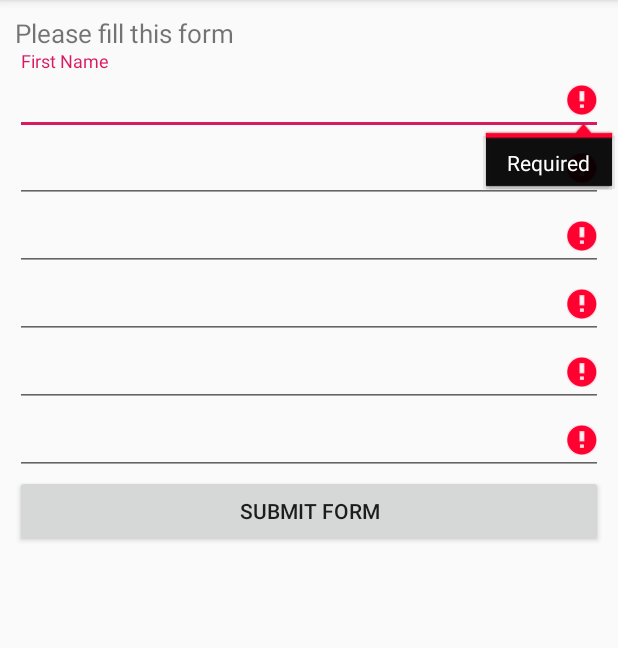
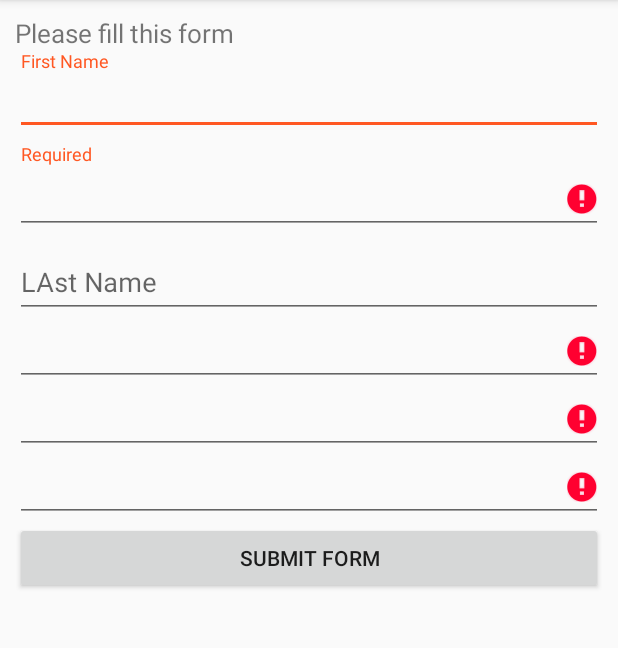
Before and after one commit to Drabu/FormValidator, an Android app: the screen it shows after launch (MainActivity), after a tap on "SUBMIT FORM", on a phone screen of 412 x 824 dp, the part 84-732 px from its top. Run offline under Robolectric (Android 15) with nearby library versions, the phone set to English and light mode, and no system bars; our stand-ins replace data binding.

Commit message:
Text input layouts included

```diff
--- a/app/src/main/java/com/oneclickaway/opensource/formvalidationsexample/MainActivity.kt
+++ b/app/src/main/java/com/oneclickaway/opensource/formvalidationsexample/MainActivity.kt
@@ -11,11 +11,15 @@ import android.widget.Toast
 import com.oneclickaway.opensource.formvalidationsexample.databinding.ActivityMainBinding
 import com.oneclickaway.opensource.validation.interfaces.OnResponseListener
 import com.oneclickaway.opensource.validation.model.FormValidator
+import javax.xml.validation.Validator
 import kotlin.math.log
 
-class MainActivity : AppCompatActivity(), OnResponseListener , View.OnClickListener{
+class MainActivity : AppCompatActivity(), OnResponseListener.OnFormValidationListener, OnResponseListener.OnFieldValidationListener,  View.OnClickListener{
+
 
     private lateinit var mainActivityMainBinding : ActivityMainBinding
+
+    var myValidator = FormValidator()
 
     override fun onCreate(savedInstanceState: Bundle?) {
         super.onCreate(savedInstanceState)
@@ -24,10 +28,27 @@ class MainActivity : AppCompatActivity(), OnResponseListener , View.OnClickListe
         mainActivityMainBinding.submitFormBTN.setOnClickListener(this)
 
 
+        /*validate all of my fields in this views */
+        myValidator.attachValidators(viewGroup = mainActivityMainBinding.mainLinearLayoutLL, onFieldValidationListener = this)
+
 
     }
 
-    override fun onResponse(isFormFilled: Boolean) {
+
+    override fun onClick(view: View) {
+
+        when(view.id){
+            R.id.submitFormBTN -> {
+                val optionalParams = intArrayOf(R.id.lastNameET)
+                myValidator.isFormValidated( optionalParams = optionalParams,  onFormValidationListener = this, showErrors = true,  viewGroup = mainActivityMainBinding.mainLinearLayoutLL )
+            }
+
+        }
+
+    }
+
+
+    override fun onFormValidationListener(isFormFilled: Boolean) {
 
         if (isFormFilled){
             /*Form is filled*/
@@ -39,21 +60,13 @@ class MainActivity : AppCompatActivity(), OnResponseListener , View.OnClickListe
         }
     }
 
-    override fun onClick(view: View) {
 
-        when(view.id){
-            R.id.submitFormBTN -> {
-                val optionalInput = intArrayOf(R.id.optionalFirstET, R.id.optionalSecondET)
+    override fun onFieldValidationListener(isFormValidated: Boolean) {
 
-                FormValidator().isFormValidated( onResponseListener = this,  viewGroup = mainActivityMainBinding.mainLinearLayoutLL, showErrors = true)
-            }
-
-
-        }
+        Toast.makeText(this, "Validators attached" , Toast.LENGTH_LONG).show()
 
     }
 
 
 
-
 }
--- a/app/src/main/res/layout/activity_main.xml
+++ b/app/src/main/res/layout/activity_main.xml
@@ -27,15 +27,18 @@
 
 
             <android.support.design.widget.TextInputLayout
+                android:id="@+id/someIdHere"
                 android:layout_width="match_parent"
                 android:layout_height="wrap_content">
 
                 <EditText
+                    android:id="@+id/firstNameET"
                     android:inputType="textPassword"
-                    android:hint="First Name"
+                    android:hint="@string/first_name"
                     android:layout_marginTop="10dp"
                     android:layout_width="match_parent"
-                    android:layout_height="wrap_content" />
+                    android:layout_height="wrap_content"
+                    android:autofillHints="" />
 
             </android.support.design.widget.TextInputLayout>
 
@@ -54,9 +57,19 @@
                 <LinearLayout
                     android:layout_width="match_parent"
                     android:layout_height="wrap_content">
-                    <EditText
+
+                    <android.support.design.widget.TextInputLayout
                         android:layout_width="match_parent"
-                        android:layout_height="wrap_content" />
+                        android:hint="LAst Name"
+                        android:layout_height="wrap_content">
+
+                        <EditText
+                            android:id="@+id/lastNameET"
+                            android:layout_width="match_parent"
+                            android:layout_height="wrap_content" />
+
+                    </android.support.design.widget.TextInputLayout>
+
 
                 </LinearLayout>
 
--- a/app/src/main/res/values/strings.xml
+++ b/app/src/main/res/values/strings.xml
@@ -1,4 +1,5 @@
 <resources>
     <string name="app_name">FormValidationsExample</string>
     <string name="fillTheForm">Please fill this form</string>
+    <string name="first_name">First Name</string>
 </resources>
--- a/validation/src/main/java/com/oneclickaway/opensource/validation/interfaces/OnResponseListener.kt
+++ b/validation/src/main/java/com/oneclickaway/opensource/validation/interfaces/OnResponseListener.kt
@@ -1,6 +1,13 @@
 package com.oneclickaway.opensource.validation.interfaces
 
 
-interface OnResponseListener {
-    fun onResponse(isFormFilled: Boolean)
+object OnResponseListener{
+
+    interface OnFormValidationListener {
+        fun onFormValidationListener (isFormFilled: Boolean)
+    }
+
+    interface OnFieldValidationListener {
+        fun onFieldValidationListener (isFormValidated: Boolean)
+    }
 }
--- a/validation/src/main/java/com/oneclickaway/opensource/validation/model/FormValidator.kt
+++ b/validation/src/main/java/com/oneclickaway/opensource/validation/model/FormValidator.kt
@@ -1,25 +1,120 @@
 package com.oneclickaway.opensource.validation.model
 
 import android.os.AsyncTask
-import android.os.Build
-import android.support.annotation.RequiresApi
 import android.support.design.widget.TextInputLayout
+import android.text.Editable
+import android.text.TextWatcher
 import android.util.Log
 import android.view.View
 import android.view.ViewGroup
 import android.widget.EditText
 import com.oneclickaway.opensource.validation.interfaces.OnResponseListener
-import java.util.stream.IntStream
 
 class FormValidator {
 
-    /*optional  arrays*/
-    fun isFormValidated( viewGroup: ViewGroup, onResponseListener: OnResponseListener, showErrors: Boolean = false, optionalParams: IntArray = intArrayOf(), message: String = "Required"){
-        ValidateForm(message =  message,  optionalParams =optionalParams,  showErrors =  showErrors, onResponseListener =  onResponseListener).execute(viewGroup)
+    fun isFormValidated(viewGroup: ViewGroup, onFormValidationListener: OnResponseListener.OnFormValidationListener, showErrors: Boolean = false, optionalParams: IntArray = intArrayOf(), message: String = "Required"){
+        ValidateForm(message =  message,  optionalParams =optionalParams,  showErrors =  showErrors, onFormValidationListener =  onFormValidationListener).execute(viewGroup)
+    }
+
+
+
+    fun attachValidators(viewGroup: ViewGroup, onFieldValidationListener: OnResponseListener.OnFieldValidationListener, optionalParams: IntArray = intArrayOf(), message: String = "Required"){
+        AttachValidators( onFieldValidationListener = onFieldValidationListener,  optionalParams = optionalParams , message= message).execute(viewGroup)
+    }
+
+
+
+    companion object {
+
+        private fun eraseWhenStartedTyping(editText: EditText, message: String) {
+
+            Log.i("FormValidator", "Text Watcher attached")
+
+            editText.addTextChangedListener(object : TextWatcher{
+                override fun onTextChanged(p0: CharSequence?, p1: Int, p2: Int, p3: Int) {
+
+                }
+
+                override fun beforeTextChanged(p0: CharSequence?, p1: Int, p2: Int, p3: Int) {
+                }
+
+                override fun afterTextChanged(p0: Editable?) {
+                    if (editText.text.toString().isEmpty()) {
+                        setErrorForTIL(true, editText,  message)
+                        Log.i("FormValidator", "Field is empty")
+                    }else {
+                        setErrorForTIL(false, editText,  message)
+                        Log.i("FormValidator", "Field has data")
+                    }
+                }
+            })
+
+        }
+
+
+        fun setErrorForTIL(enabled  : Boolean, editText : EditText, message: String){
+
+            if (editText.parent is ViewGroup && (editText.parent as ViewGroup).parent is TextInputLayout){
+                if (enabled){
+                    ( (editText.parent as ViewGroup).parent as  TextInputLayout ).error = message
+                }else {
+                    ( (editText.parent as ViewGroup).parent as  TextInputLayout ).isErrorEnabled = false
+                }
+
+            }else {
+
+                if (enabled){
+                    editText.error = message
                 }
             }
 
-private class ValidateForm (var message : String , var showErrors: Boolean, var onResponseListener: OnResponseListener, var optionalParams:IntArray ) : AsyncTask<ViewGroup, View, Void>() {
+
+
+
+        }
+
+    }
+
+
+    private class AttachValidators (  var message : String , var onFieldValidationListener: OnResponseListener.OnFieldValidationListener, var optionalParams:IntArray  ): AsyncTask<ViewGroup, View, Void> (){
+
+        override fun doInBackground(vararg p0: ViewGroup): Void? {
+            checkIfFieldLeftBlank(p0[0])
+            return null
+        }
+
+
+        override fun onProgressUpdate(vararg values: View) {
+            super.onProgressUpdate(*values)
+
+            eraseWhenStartedTyping((values[0] as EditText),  message)
+
+        }
+
+
+        fun checkIfFieldLeftBlank(v: ViewGroup) {
+            for (i in 0 until v.childCount) {
+                if (v.getChildAt(i) is EditText) {
+                    if (!(optionalParams.contains(v.getChildAt(i).id))) {
+                        /*edit text is empty*/
+                        publishProgress(v.getChildAt(i))
+                    }
+                } else if (v.getChildAt(i) is ViewGroup) {
+                    checkIfFieldLeftBlank(v.getChildAt(i) as ViewGroup)
+
+                }
+            }
+        }
+
+        override fun onPostExecute(result: Void?) {
+            super.onPostExecute(result)
+            onFieldValidationListener.onFieldValidationListener(true)
+        }
+
+    }
+
+
+    private class ValidateForm (var message : String , var showErrors: Boolean, var onFormValidationListener: OnResponseListener.OnFormValidationListener, var optionalParams:IntArray ) : AsyncTask<ViewGroup, View, Void>() {
 
         var isFormFilled: Boolean = true
 
@@ -31,13 +126,27 @@ private class ValidateForm (var message : String , var showErrors: Boolean, var
         override fun onProgressUpdate(vararg values: View) {
             super.onProgressUpdate(*values)
 
-        if (showErrors) (values[0] as EditText).error = message
+            if (showErrors) {
+                if ( values[0].parent is ViewGroup ){
+                    if ( (values[0].parent as ViewGroup).parent is  TextInputLayout) {
+                        eraseWhenStartedTyping((values[0] as EditText), message)
+                        setErrorForTIL(true, values[0] as EditText , message)
+                    }else {
+                        (values[0] as EditText).error = message
+                    }
+                    Log.d("FormValidator", " ${(values[0].parent as ViewGroup).parent.javaClass.simpleName} ")
+                }else {
+                    (values[0] as EditText).error = message
+                }
+            }
+
             isFormFilled = false
         }
 
+
         override fun onPostExecute(aVoid: Void?) {
             super.onPostExecute(aVoid)
-        onResponseListener.onResponse(isFormFilled)
+            onFormValidationListener.onFormValidationListener(isFormFilled)
         }
 
         fun checkIfFieldLeftBlank(v: ViewGroup) {
@@ -56,3 +165,7 @@ private class ValidateForm (var message : String , var showErrors: Boolean, var
             }
         }
     }
+
+
+
+}
```
Lines whose indentation alone changed are shown as unchanged.
